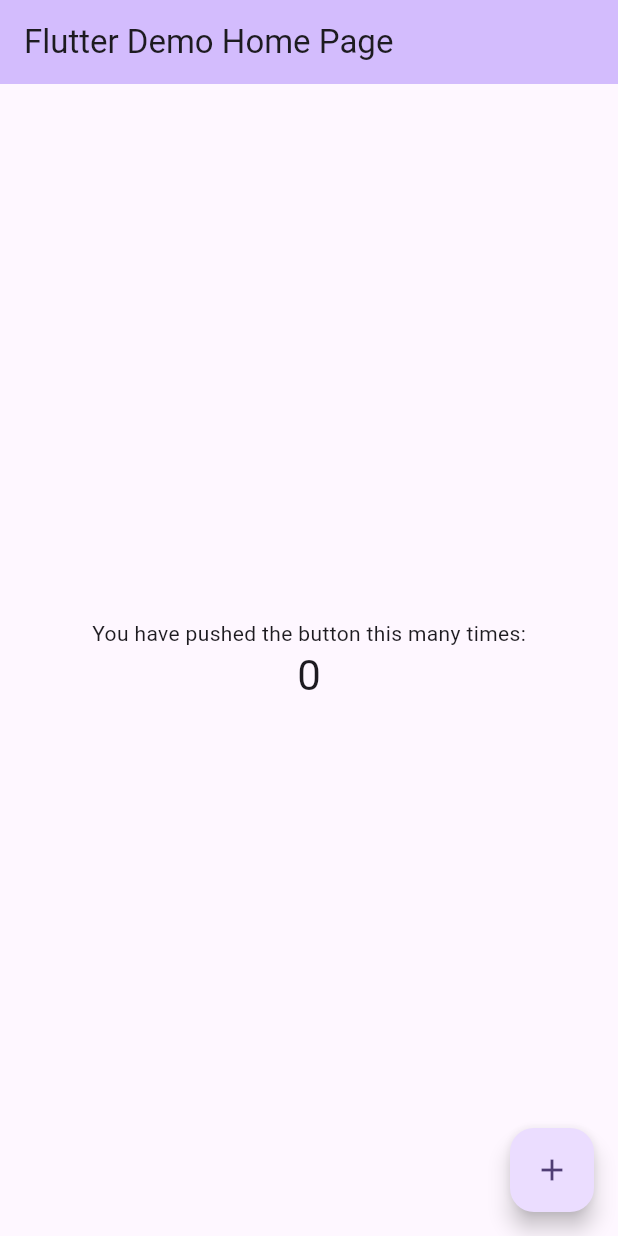
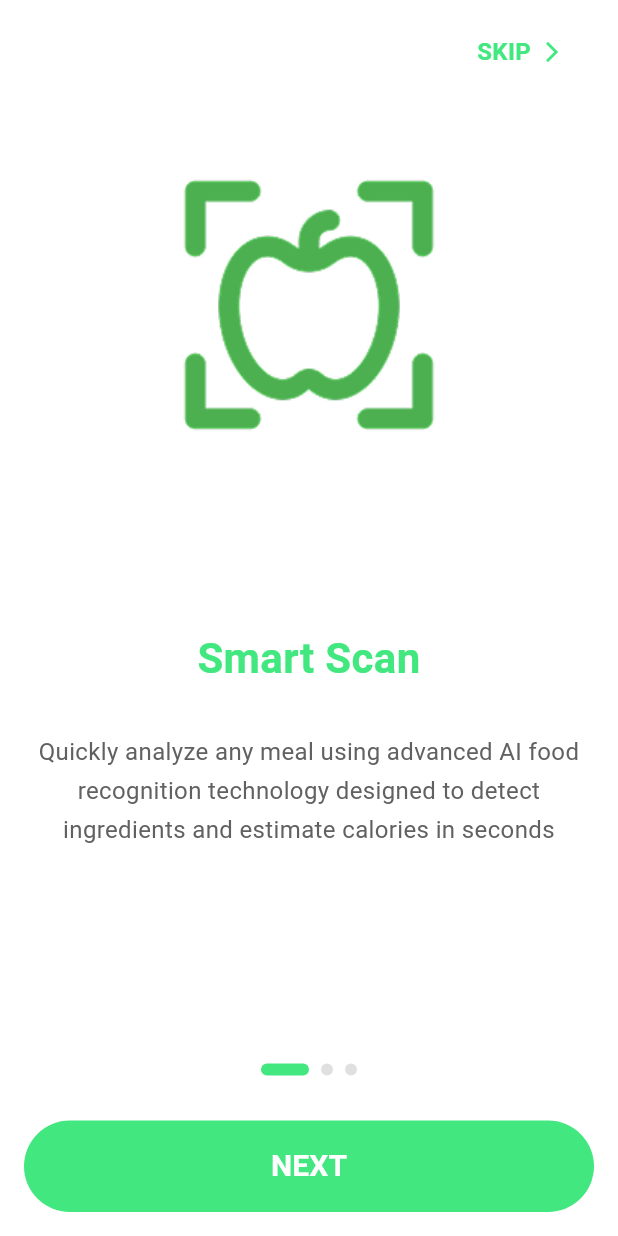
Before and after one commit to AhmedEmam-flutter/flutter_food_recoginition, a Flutter app: the screen it shows after launch, on a phone screen of 412 x 824 dp. Run offline on Flutter 3.47's test engine with Material 3 defaults, Android fonts, the phone set to English and light mode, and no system bars.

Commit message:
finish onboarding but its need to some changes

```diff
--- /dev/null
+++ b/lib/core/utiles/color_manager.dart
@@ -0,0 +1,11 @@
+import 'dart:ui';
+
+class ColorManager {
+  // Define as Color objects, not int
+  static const Color primaryColor = Color(0xFF42E87F);
+  static const Color secondaryColor = Color(0xFF4CAF50);
+  static const Color accentColor = Color(0xFFFF9800);
+  static const Color backgroundColor = Color(0xFFFFFFFF);
+  static const Color textColor = Color(0xFF333333);
+  static const Color lightGrey = Color(0xFF757575);
+}
--- /dev/null
+++ b/lib/features/onboarding/onboarding_screen.dart
@@ -0,0 +1,303 @@
+// ignore_for_file: camel_case_types, deprecated_member_use
+
+import 'package:flutter/material.dart';
+
+import '../../core/utiles/color_manager.dart';
+import '../home/home_screen.dart';
+
+class OnBoardingScreen extends StatefulWidget {
+  static const String routeName = "/OnBoarding";
+  const OnBoardingScreen({super.key});
+
+  @override
+  State<OnBoardingScreen> createState() => _OnBoardingScreenState();
+}
+
+class _OnBoardingScreenState extends State<OnBoardingScreen> {
+  late PageController _pageController;
+  int _currentPage = 0;
+
+  final List<Map<String, dynamic>> _onboardingData = [
+    {
+      'title': 'Smart Scan',
+      'description':
+          'Quickly analyze any meal using advanced AI food recognition technology designed to detect ingredients and estimate calories in seconds',
+      'imagePath': 'assets/pictures/scanning 2.png',
+    },
+    {
+      'title': 'Calories Estimation',
+      'description':
+          'Your foods are automatically evaluated with precise calorie predictions, helping you understand what you eat with clear and simple insights',
+      'imagePath': 'assets/pictures/calories-calculator (2) 2.png',
+    },
+    {
+      'title': 'Health Insight',
+      'description':
+          'Track daily meals and nutritional information effortlessly, giving you a smarter way to stay aware of your eating habits and reach your goals',
+      'imagePath': 'assets/pictures/report (1) 1.png',
+    },
+  ];
+
+  @override
+  void initState() {
+    super.initState();
+    _pageController = PageController();
+  }
+
+  @override
+  void dispose() {
+    _pageController.dispose();
+    super.dispose();
+  }
+
+  void _nextPage() {
+    if (_currentPage < _onboardingData.length - 1) {
+      _pageController.nextPage(
+        duration: const Duration(milliseconds: 300),
+        curve: Curves.easeInOut,
+      );
+    } else {
+      Navigator.pushReplacement(
+        context,
+        MaterialPageRoute(builder: (context) => const HomeScreen()),
+      );
+    }
+  }
+
+  void _previousPage() {
+    if (_currentPage > 0) {
+      _pageController.previousPage(
+        duration: const Duration(milliseconds: 300),
+        curve: Curves.easeInOut,
+      );
+    }
+  }
+
+  void _skipToEnd() {
+    Navigator.pushReplacement(
+      context,
+      MaterialPageRoute(builder: (context) => const HomeScreen()),
+    );
+  }
+
+  @override
+  Widget build(BuildContext context) {
+    return Scaffold(
+      backgroundColor: Colors.white,
+      body: SafeArea(
+        child: Column(
+          children: [
+            // Top bar with back and skip buttons
+            Padding(
+              padding: const EdgeInsets.symmetric(horizontal: 20, vertical: 15),
+              child: Row(
+                mainAxisAlignment: MainAxisAlignment.spaceBetween,
+                children: [
+                  // Back button (only shown on page 2 and 3)
+                  _currentPage > 0
+                      ? IconButton(
+                          onPressed: _previousPage,
+                          icon: Icon(
+                            Icons.arrow_back_ios,
+                            size: 24,
+                            color: ColorManager.primaryColor,
+                          ),
+                        )
+                      : const SizedBox(width: 48),
+
+                  // Skip button (not shown on last page)
+                  _currentPage < _onboardingData.length - 1
+                      ? GestureDetector(
+                          onTap: _skipToEnd,
+                          child: Container(
+                            padding: const EdgeInsets.symmetric(
+                              horizontal: 16,
+                              vertical: 8,
+                            ),
+                            child: Row(
+                              mainAxisSize: MainAxisSize.min,
+                              children: [
+                                Text(
+                                  'SKIP',
+                                  style: TextStyle(
+                                    fontSize: 16,
+                                    fontWeight: FontWeight.w600,
+                                    color: ColorManager.primaryColor,
+                                  ),
+                                ),
+                                const SizedBox(width: 6),
+                                Icon(
+                                  Icons.arrow_forward_ios,
+                                  size: 16,
+                                  color: ColorManager.primaryColor,
+                                ),
+                              ],
+                            ),
+                          ),
+                        )
+                      : const SizedBox(width: 64),
+                ],
+              ),
+            ),
+
+            Expanded(
+              child: PageView.builder(
+                controller: _pageController,
+                itemCount: _onboardingData.length,
+                onPageChanged: (index) {
+                  setState(() {
+                    _currentPage = index;
+                  });
+                },
+                itemBuilder: (context, index) {
+                  return _buildOnboardingPage(_onboardingData[index]);
+                },
+              ),
+            ),
+
+            // Bottom section with indicators and button
+            Padding(
+              padding: const EdgeInsets.all(16),
+              child: Column(
+                children: [
+                  // Page indicators
+                  Row(
+                    mainAxisAlignment: MainAxisAlignment.center,
+                    children: List.generate(
+                      _onboardingData.length,
+                      (index) => AnimatedContainer(
+                        duration: const Duration(milliseconds: 300),
+                        margin: const EdgeInsets.symmetric(horizontal: 4),
+                        width: _currentPage == index ? 32 : 8,
+                        height: 8,
+                        decoration: BoxDecoration(
+                          borderRadius: BorderRadius.circular(4),
+                          color: _currentPage == index
+                              ? ColorManager.primaryColor
+                              : Colors.grey.shade300,
+                        ),
+                      ),
+                    ),
+                  ),
+
+                  const SizedBox(height: 30),
+
+                  // Next/Get Started button
+                  SizedBox(
+                    width: double.infinity,
+                    child: ElevatedButton(
+                      onPressed: _nextPage,
+                      style: ElevatedButton.styleFrom(
+                        backgroundColor: ColorManager.primaryColor,
+                        foregroundColor: Colors.white,
+                        padding: const EdgeInsets.symmetric(
+                          vertical: 16,
+                        ),
+                        shape: RoundedRectangleBorder(
+                          borderRadius: BorderRadius.circular(33),
+                        ),
+                        elevation: 0,
+                        shadowColor: Colors.transparent,
+                      ),
+                      child: Text(
+                        _currentPage == _onboardingData.length - 1
+                            ? 'GET STARTED'
+                            : 'NEXT',
+                        style: const TextStyle(
+                          fontSize: 20,
+                          fontWeight: FontWeight.w600,
+                        ),
+                      ),
+                    ),
+                  ),
+                ],
+              ),
+            ),
+          ],
+        ),
+      ),
+    );
+  }
+
+  Widget _buildOnboardingPage(Map<String, dynamic> data) {
+    return SingleChildScrollView(
+      child: Container(
+        height: MediaQuery.of(context).size.height *
+            0.65, // تحديد ارتفاع للـ Container
+        child: Column(
+          mainAxisAlignment:
+              MainAxisAlignment.center, // هذا يجعل المحتوى في المنتصف رأسيًا
+          crossAxisAlignment: CrossAxisAlignment.center,
+          children: [
+            // Image centered
+            Container(
+              height: 193, // ارتفاع ثابت للصورة
+              width: double.infinity,
+              child: Image.asset(
+                data['imagePath'],
+                fit: BoxFit.contain,
+                errorBuilder: (context, error, stackTrace) {
+                  return Center(
+                    child: Column(
+                      mainAxisAlignment: MainAxisAlignment.center,
+                      children: [
+                        Icon(
+                          Icons.fastfood,
+                          size: 80,
+                          color: ColorManager.primaryColor.withOpacity(0.3),
+                        ),
+                        const SizedBox(height: 10),
+                        Text(
+                          data['title'],
+                          style: TextStyle(
+                            color: Colors.grey.shade600,
+                            fontSize: 16,
+                            fontWeight: FontWeight.w500,
+                          ),
+                        ),
+                      ],
+                    ),
+                  );
+                },
+              ),
+            ),
+
+            const SizedBox(height: 123),
+
+            // Title
+            Padding(
+              padding: const EdgeInsets.symmetric(horizontal: 20),
+              child: Text(
+                data['title'],
+                textAlign: TextAlign.center,
+                style: TextStyle(
+                  fontSize: 28,
+                  fontWeight: FontWeight.w700,
+                  color: ColorManager.primaryColor,
+                  height: 1.2,
+                ),
+              ),
+            ),
+
+            const SizedBox(height: 32),
+
+            // Description
+            Padding(
+              padding: const EdgeInsets.symmetric(horizontal: 20),
+              child: Text(
+                data['description'],
+                textAlign: TextAlign.center,
+                style: TextStyle(
+                  fontSize: 16,
+                  fontWeight: FontWeight.w400,
+                  color: Colors.grey[700],
+                  height: 1.6,
+                ),
+              ),
+            ),
+          ],
+        ),
+      ),
+    );
+  }
+}
--- a/lib/main.dart
+++ b/lib/main.dart
@@ -1,4 +1,6 @@
 import 'package:flutter/material.dart';
+
+import 'features/onboarding/onboarding_screen.dart';
 
 void main() {
   runApp(const MyApp());
@@ -7,116 +9,23 @@ void main() {
 class MyApp extends StatelessWidget {
   const MyApp({super.key});
 
-  // This widget is the root of your application.
   @override
   Widget build(BuildContext context) {
     return MaterialApp(
-      title: 'Flutter Demo',
+      debugShowCheckedModeBanner: false,
+      title: 'Islamic App',
       theme: ThemeData(
-        // This is the theme of your application.
-        //
-        // TRY THIS: Try running your application with "flutter run". You'll see
-        // the application has a purple toolbar. Then, without quitting the app,
-        // try changing the seedColor in the colorScheme below to Colors.green
-        // and then invoke "hot reload" (save your changes or press the "hot
-        // reload" button in a Flutter-supported IDE, or press "r" if you used
-        // the command line to start the app).
-        //
-        // Notice that the counter didn't reset back to zero; the application
-        // state is not lost during the reload. To reset the state, use hot
-        // restart instead.
-        //
-        // This works for code too, not just values: Most code changes can be
-        // tested with just a hot reload.
-        colorScheme: .fromSeed(seedColor: Colors.deepPurple),
+        scaffoldBackgroundColor: const Color(0xFF202020),
+        colorScheme: ColorScheme.fromSeed(
+          seedColor: const Color(0xFF42E87F),
+          brightness: Brightness.dark,
+        ),
+        useMaterial3: true,
       ),
-      home: const MyHomePage(title: 'Flutter Demo Home Page'),
+      home: const OnBoardingScreen(),
+      routes: {
+        OnBoardingScreen.routeName: (context) => const OnBoardingScreen(),
+      },
     );
   }
 }
-
-class MyHomePage extends StatefulWidget {
-  const MyHomePage({super.key, required this.title});
-
-  // This widget is the home page of your application. It is stateful, meaning
-  // that it has a State object (defined below) that contains fields that affect
-  // how it looks.
-
-  // This class is the configuration for the state. It holds the values (in this
-  // case the title) provided by the parent (in this case the App widget) and
-  // used by the build method of the State. Fields in a Widget subclass are
-  // always marked "final".
-
-  final String title;
-
-  @override
-  State<MyHomePage> createState() => _MyHomePageState();
-}
-
-class _MyHomePageState extends State<MyHomePage> {
-  int _counter = 0;
-
-  void _incrementCounter() {
-    setState(() {
-      // This call to setState tells the Flutter framework that something has
-      // changed in this State, which causes it to rerun the build method below
-      // so that the display can reflect the updated values. If we changed
-      // _counter without calling setState(), then the build method would not be
-      // called again, and so nothing would appear to happen.
-      _counter++;
-    });
-  }
-
-  @override
-  Widget build(BuildContext context) {
-    // This method is rerun every time setState is called, for instance as done
-    // by the _incrementCounter method above.
-    //
-    // The Flutter framework has been optimized to make rerunning build methods
-    // fast, so that you can just rebuild anything that needs updating rather
-    // than having to individually change instances of widgets.
-    return Scaffold(
-      appBar: AppBar(
-        // TRY THIS: Try changing the color here to a specific color (to
-        // Colors.amber, perhaps?) and trigger a hot reload to see the AppBar
-        // change color while the other colors stay the same.
-        backgroundColor: Theme.of(context).colorScheme.inversePrimary,
-        // Here we take the value from the MyHomePage object that was created by
-        // the App.build method, and use it to set our appbar title.
-        title: Text(widget.title),
-      ),
-      body: Center(
-        // Center is a layout widget. It takes a single child and positions it
-        // in the middle of the parent.
-        child: Column(
-          // Column is also a layout widget. It takes a list of children and
-          // arranges them vertically. By default, it sizes itself to fit its
-          // children horizontally, and tries to be as tall as its parent.
-          //
-          // Column has various properties to control how it sizes itself and
-          // how it positions its children. Here we use mainAxisAlignment to
-          // center the children vertically; the main axis here is the vertical
-          // axis because Columns are vertical (the cross axis would be
-          // horizontal).
-          //
-          // TRY THIS: Invoke "debug painting" (choose the "Toggle Debug Paint"
-          // action in the IDE, or press "p" in the console), to see the
-          // wireframe for each widget.
-          mainAxisAlignment: .center,
-          children: [
-            const Text('You have pushed the button this many times:'),
-            Text(
-              '$_counter',
-              style: Theme.of(context).textTheme.headlineMedium,
-            ),
-          ],
-        ),
-      ),
-      floatingActionButton: FloatingActionButton(
-        onPressed: _incrementCounter,
-        tooltip: 'Increment',
-        child: const Icon(Icons.add),
-      ),
-    );
-  }
-}
--- a/pubspec.yaml
+++ b/pubspec.yaml
@@ -19,7 +19,7 @@ publish_to: 'none' # Remove this line if you wish to publish to pub.dev
 version: 1.0.0+1
 
 environment:
-  sdk: ^3.10.4
+  sdk: '>=3.0.0 <4.0.0'
 
 # Dependencies specify other packages that your package needs in order to work.
 # To automatically upgrade your package dependencies to the latest versions
@@ -58,8 +58,8 @@ flutter:
   uses-material-design: true
 
   # To add assets to your application, add an assets section, like this:
-  # assets:
-  #   - images/a_dot_burr.jpeg
+  assets:
+    - assets/pictures/
   #   - images/a_dot_ham.jpeg
 
   # An image asset can refer to one or more resolution-specific "variants", see
```
Also changed, not shown: lib/features/auth/login_screen.dart (added, +99 -0 lines), lib/features/auth/signup_screen.dart (added, +119 -0 lines), lib/features/home/home_screen.dart (added, +22 -0 lines), assets/pictures/bottomleft.png (added), assets/pictures/calories-calculator (2) 2.png (added), assets/pictures/report (1) 1.png (added), assets/pictures/scanning 2.png (added), assets/pictures/topright.png (added), lib/core/utiles/colos_app.dart (deleted), lib/features/home/home_page.dart (deleted), pubspec.lock, 1 other file.
